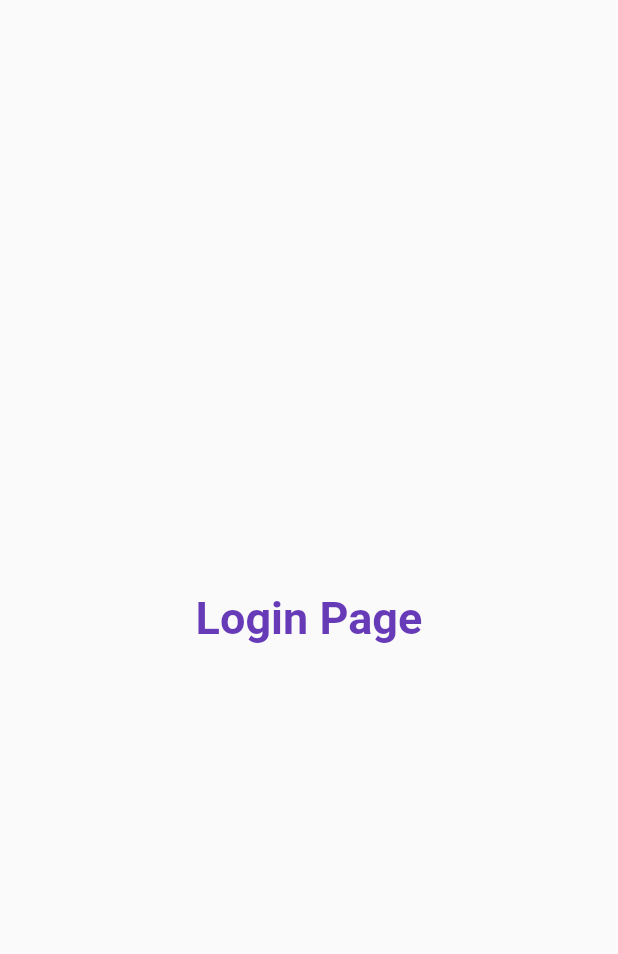
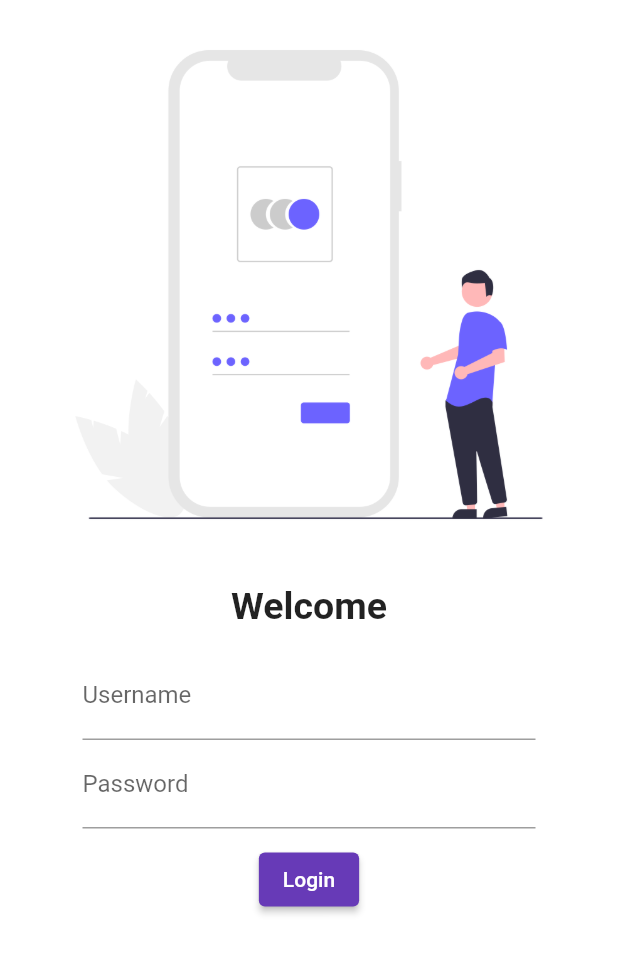
Before and after one commit to Souhar-dya/iphone_shop, a Flutter app: the screen it shows after launch, on a phone screen of 412 x 824 dp. Shown: the top 954 px of the screen. Run offline on Flutter 3.47's test engine with Material 2 defaults, Android fonts, the phone set to English and light mode, and no system bars; our stand-ins replace google_fonts; Roboto replaces fonts that are missing (Acme).

Commit message:
Creating the login page and adding some google fonts

```diff
--- a/lib/main.dart
+++ b/lib/main.dart
@@ -1,6 +1,7 @@
 import 'package:flutter/material.dart';
 import 'package:iphone_shop/pages/login_page.dart';
 import 'pages/home_page.dart';
+import 'package:google_fonts/google_fonts.dart';
 
 void main() => runApp(MyApp());
 
@@ -9,7 +10,10 @@
   Widget build(BuildContext context) {
     return MaterialApp(
       /* home: const HomePage() */
-      theme: ThemeData(primarySwatch: Colors.deepPurple),
+      theme: ThemeData(
+        primarySwatch: Colors.deepPurple,
+        fontFamily: GoogleFonts.acme().fontFamily,
+      ),
       routes: {
         "/": (context) => LoginPage(),
         "/home": (context) => const HomePage(),
--- a/lib/pages/login_page.dart
+++ b/lib/pages/login_page.dart
@@ -4,17 +4,50 @@
   const LoginPage({super.key});
   @override
   Widget build(BuildContext context) {
-    return const Material(
-      child: Center(
-        child: Text(
-          "Login Page",
-          style: TextStyle(
-            fontWeight: FontWeight.w700,
-            color: Colors.deepPurple,
-            fontSize: 30,
+    return Material(
+      color: Colors.white,
+      child: Column(children: [
+        Image.asset(
+          "assets/images/login_image.png",
+          fit: BoxFit.cover,
+        ),
+        const SizedBox(
+          height: 10.0,
+        ),
+        const Text(
+          "Welcome",
+          style: TextStyle(fontWeight: FontWeight.bold, fontSize: 25),
+        ),
+        Padding(
+          padding: const EdgeInsets.symmetric(vertical: 16.0, horizontal: 55.0),
+          child: Column(
+            children: [
+              TextFormField(
+                decoration: const InputDecoration(
+                    hintText: "Enter username", labelText: "Username"),
+              ),
+              TextFormField(
+                obscureText: true,
+                decoration: const InputDecoration(
+                    hintText: "Enter password", labelText: "Password"),
+              ),
+              const SizedBox(
+                height: 10.0,
+              ),
+              ElevatedButton(
+                onPressed: () {
+                  print("HI Souhardya");
+                },
+                style: const ButtonStyle(
+                    backgroundColor:
+                        MaterialStatePropertyAll(Colors.deepPurple),
+                    foregroundColor: MaterialStatePropertyAll(Colors.white)),
+                child: const Text("Login"),
+              )
+            ],
           ),
         ),
-      ),
+      ]),
     );
   }
 }
```
Also changed, not shown: pubspec.yaml (+5 -7 lines), assets/images/login_image.png (added), pubspec.lock.
